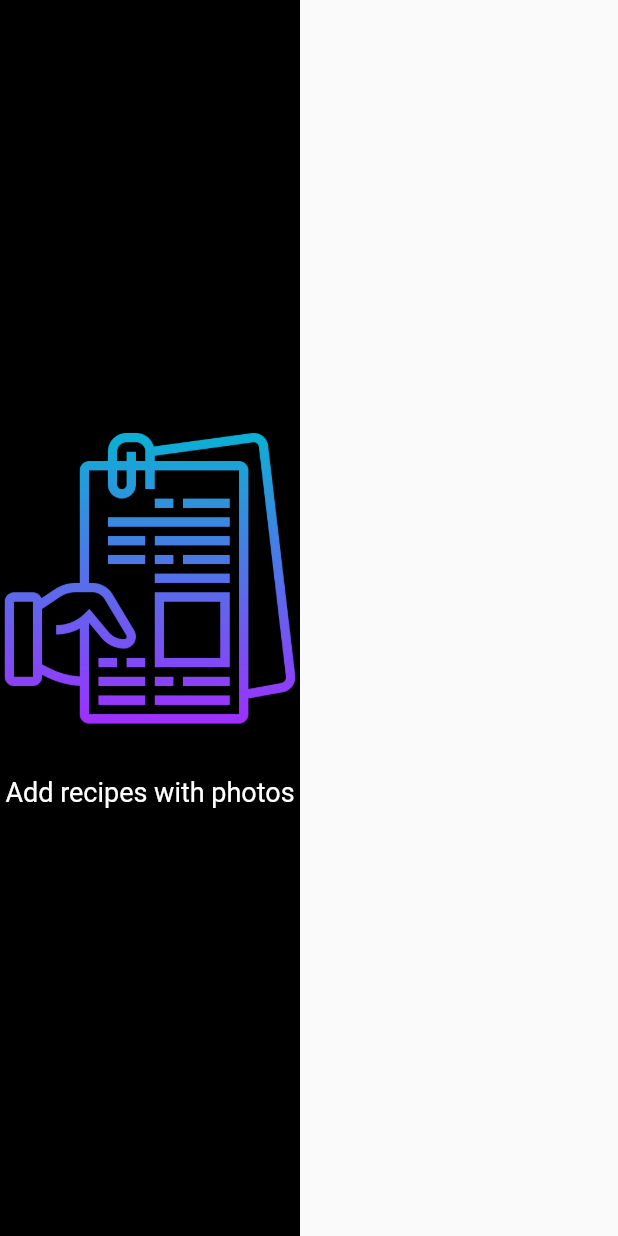
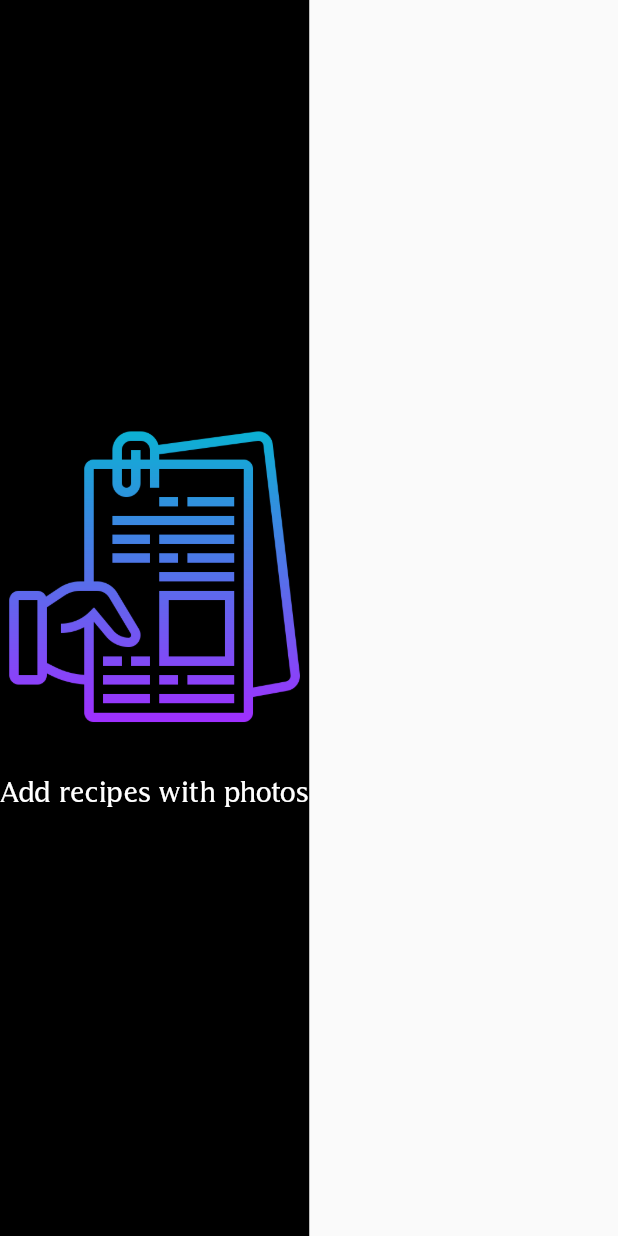
Before and after one commit to AndreyMolochko/Coolinary-diary, a Flutter app: the FragmentPage widget shown alone on an empty page, opened directly, on a phone screen of 412 x 824 dp. Run offline on Flutter 3.47's test engine with Material 2 defaults, Android fonts, the phone set to English and light mode, and no system bars; our stand-ins replace firebase_analytics, flutter_svg, image_picker, shared_preferences, sprintf, sqflite; missing offline and left inert: firebase_admob, injector; accounts and stored records are empty.

Commit message:
create text styles

```diff
--- a/lib/resourses/module.dart
+++ b/lib/resourses/module.dart
@@ -1 +1,2 @@
 export 'package:sqflite_worker/resourses/dimens.dart';
+export 'package:sqflite_worker/resourses/text_styles.dart';
--- /dev/null
+++ b/lib/resourses/text_styles.dart
@@ -0,0 +1,7 @@
+import 'package:flutter/material.dart';
+import 'module.dart';
+
+class TextStyles {
+  static const TextStyle mediumWhiteText =
+      TextStyle(color: Colors.white, fontSize: Dimens.mediumFontSize, fontFamily: 'Latine');
+}
--- a/lib/ui/guide/widgets/fragment_page.dart
+++ b/lib/ui/guide/widgets/fragment_page.dart
@@ -29,7 +29,7 @@ class FragmentPage extends StatelessWidget {
               padding: const EdgeInsets.only(top: Dimens.bigPadding),
               child: Text(
                 text,
-                style: TextStyle(color: Colors.white, fontSize: Dimens.mediumFontSize),
+                style: TextStyles.mediumWhiteText,
               ),
             ),
           ],
```
